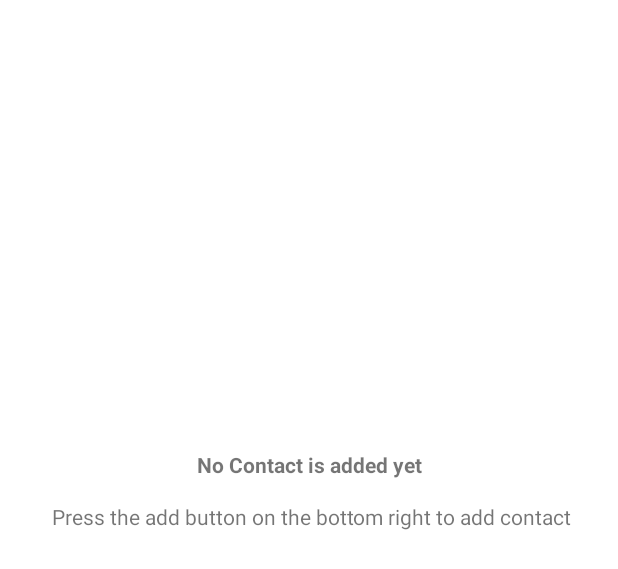
After one commit to kyon317/netless_messenger, an Android app: the layout empty_contact.xml on its own in the app's theme, with its tools: preview values and no code run, on a phone screen of 412 x 824 dp. The commit adds this screen. Shown: the top 569 px of the screen. Run offline under Robolectric (Android 15) with nearby library versions, the phone set to English and light mode, and no system bars.

Commit message:
Implemented a default view for when the recycler view is empty
When the MainFragment is empty, it will display the empty_contact.xml to the user. Updated fragment_main in order to add the empty_contact.xml view. Created NoContactObserver in order to observe the recycler view so that it will display the custom view if empty. Assigned NoContactObserver to the recycler view adapter in MainFragment.

```diff
--- a/app/src/main/java/com/example/netless_messenger/ui/main/MainFragment.kt
+++ b/app/src/main/java/com/example/netless_messenger/ui/main/MainFragment.kt
@@ -35,6 +35,10 @@ class MainFragment : Fragment() {
         recyclerView.layoutManager = LinearLayoutManager(activity)
         recyclerView.adapter = RecyclerViewAdapter(exampleList)
 
+        //To display custom view for when the recycler view is empty
+        val emptyDataObserver = NoContactObserver(recyclerView, mainFragmentView.findViewById(R.id.empty_contact_view))
+        recyclerView.adapter?.registerAdapterDataObserver(emptyDataObserver)
+
         //Back arrow does nothing in Main Fragment
         MainActivity.backArrow.setOnClickListener {
         }
@@ -57,5 +61,4 @@ class MainFragment : Fragment() {
         // TODO: Use the ViewModel
     }
 
-
 }
--- /dev/null
+++ b/app/src/main/res/layout/empty_contact.xml
@@ -0,0 +1,45 @@
+<?xml version="1.0" encoding="utf-8"?>
+<androidx.constraintlayout.widget.ConstraintLayout xmlns:android="http://schemas.android.com/apk/res/android"
+    xmlns:app="http://schemas.android.com/apk/res-auto"
+    xmlns:tools="http://schemas.android.com/tools"
+    android:id="@+id/empty_contact"
+    android:layout_width="match_parent"
+    android:layout_height="match_parent"
+    android:orientation="vertical"
+    android:layout_gravity="center"
+    android:gravity="center"
+    android:paddingTop="10dp"
+    android:paddingBottom="10dp">
+
+    <View
+        android:layout_width="match_parent"
+        android:layout_height="280dp"
+        android:id="@+id/white_space"
+        app:layout_constraintEnd_toEndOf="parent"
+        app:layout_constraintStart_toStartOf="parent"/>
+
+    <TextView
+        android:id="@+id/title"
+        android:layout_width="0dp"
+        android:layout_height="wrap_content"
+        android:gravity="center"
+        android:padding="10dp"
+        android:text="No Contact is added yet"
+        android:textStyle="bold"
+        app:layout_constraintEnd_toEndOf="parent"
+        app:layout_constraintStart_toStartOf="parent"
+        app:layout_constraintTop_toBottomOf="@+id/white_space" />
+
+    <TextView
+        android:id="@+id/sub_title"
+        android:layout_width="0dp"
+        android:layout_height="wrap_content"
+        android:text=" Press the add button on the bottom right to add contact"
+        android:padding="5dp"
+        android:gravity="center"
+        android:layout_marginStart="10dp"
+        android:layout_marginEnd="10dp"
+        app:layout_constraintEnd_toEndOf="parent"
+        app:layout_constraintStart_toStartOf="parent"
+        app:layout_constraintTop_toBottomOf="@+id/title" />
+</androidx.constraintlayout.widget.ConstraintLayout>
```
Also changed, not shown: app/src/main/java/com/example/netless_messenger/ui/main/NoContactObserver.kt (added, +35 -0 lines), app/src/main/res/layout/fragment_main.xml (+10 -0 lines).
